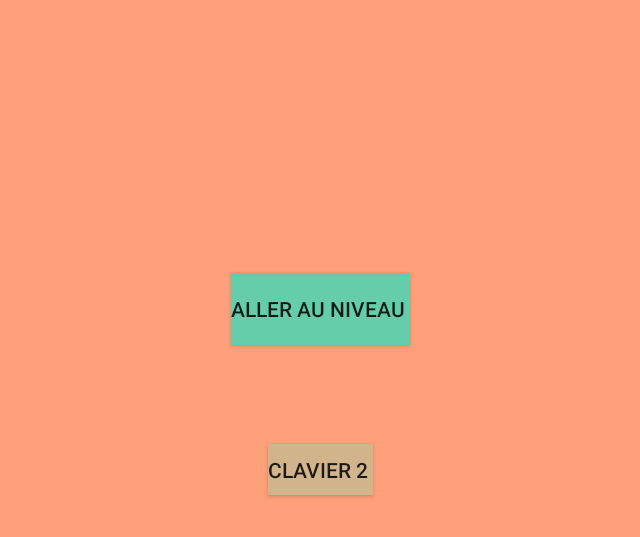
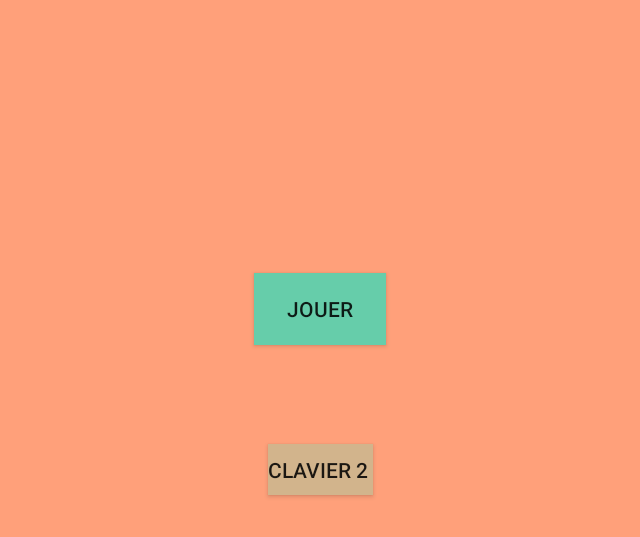
Before and after one commit to solenerichard69/AppMaths, an Android app: the screen it shows after launch (MainActivity), on a phone screen of 824 x 412 dp (held sideways). Shown: the top 537 px of the screen, without its empty margins (298-938 px from the left). Run offline under Robolectric (Android 15) with nearby library versions, the light colour scheme and no system bars.

```diff
--- a/app/src/main/res/layout/activity_main.xml
+++ b/app/src/main/res/layout/activity_main.xml
@@ -12,7 +12,7 @@
         android:layout_width="wrap_content"
         android:layout_height="wrap_content"
         android:background="#66CDAA"
-        android:text="Aller au niveau "
+        android:text="JOUER"
         app:layout_constraintBottom_toBottomOf="parent"
         app:layout_constraintLeft_toLeftOf="parent"
         app:layout_constraintRight_toRightOf="parent"
```
Also changed, not shown: app/src/main/java/com/example/premiertest/Add1.java (+19 -3 lines).
